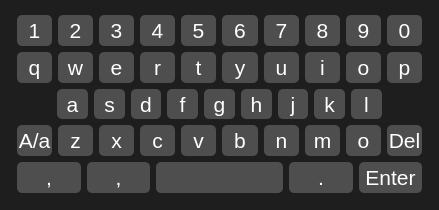
hewei-bit/QT-Learing, file item/intelligent_community/softkey.ui: the form before one commit.
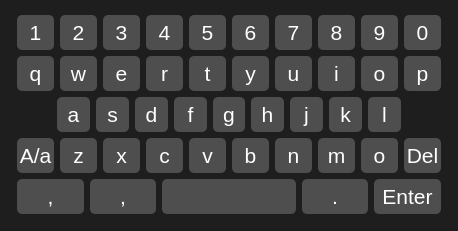
The form after the commit. Custom widgets are drawn as their Qt base class.

Diff of the .ui file:
```diff
--- a/item/intelligent_community/softkey.ui
+++ b/item/intelligent_community/softkey.ui
@@ -6,8 +6,8 @@
    <rect>
     <x>0</x>
     <y>0</y>
-    <width>439</width>
-    <height>210</height>
+    <width>458</width>
+    <height>231</height>
    </rect>
   </property>
   <property name="windowTitle">
```
